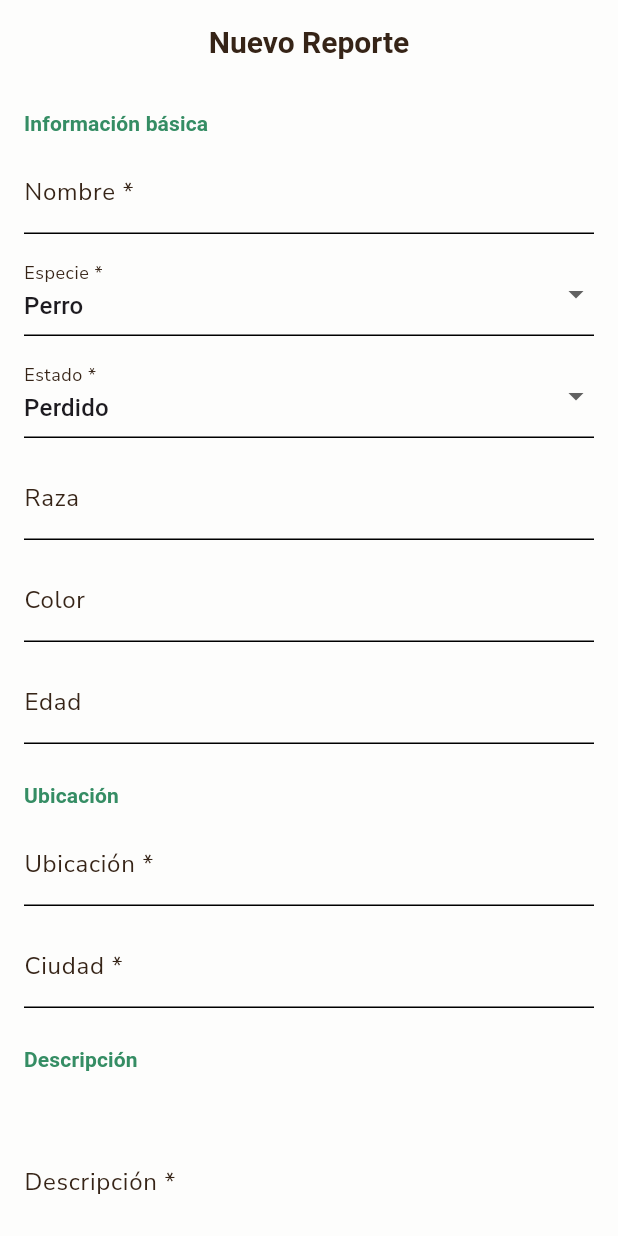
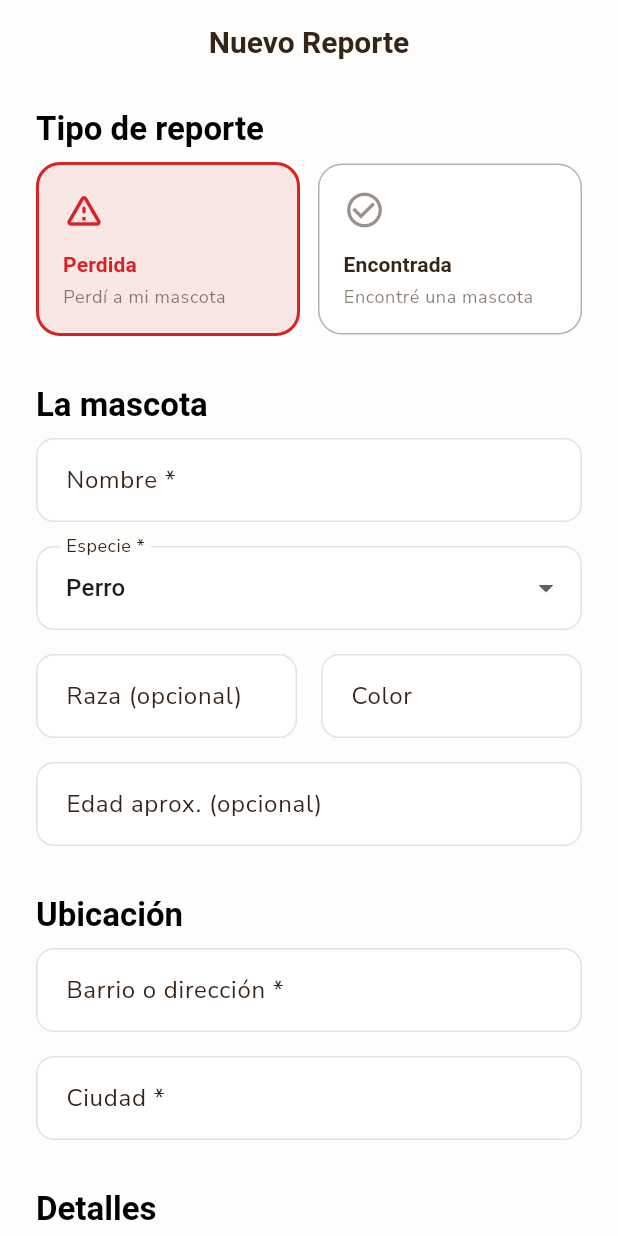
Before and after one commit to Adopti-Swarch2026i/adopti-mobile-app-arquisoft, a Flutter app: the PetCreateScreen screen opened by its route, on a phone screen of 412 x 824 dp. Run offline on Flutter 3.47's test engine with Material 3 defaults, Android fonts, the light colour scheme and no system bars; our stand-ins replace cached_network_image, dio, firebase_auth, flutter_dotenv, flutter_riverpod, go_router and 5 more; missing offline and left inert: stomp_dart_client; accounts and stored records are empty; Roboto replaces fonts that are missing (Varela Round).

Commit message:
feat(ui): redesign report form
Apply custom rounded inputs and interactive status cards

```diff
--- a/lib/presentation/screens/pets/pet_create_screen.dart
+++ b/lib/presentation/screens/pets/pet_create_screen.dart
@@ -7,7 +7,9 @@ import 'package:image_picker/image_picker.dart';
 
 import '../../../domain/entities/pet.dart';
 import '../../../domain/entities/report.dart';
+import '../../../core/theme/app_colors.dart';
 import '../../providers/dependency_injection.dart';
+import '../../providers/pets_provider.dart';
 
 class PetCreateScreen extends ConsumerStatefulWidget {
   const PetCreateScreen({super.key});
@@ -47,13 +49,67 @@ class _PetCreateScreenState extends ConsumerState<PetCreateScreen> {
     super.dispose();
   }
 
+  InputDecoration _inputDecoration(String label) {
+    return InputDecoration(
+      labelText: label,
+      border: OutlineInputBorder(
+        borderRadius: BorderRadius.circular(12),
+        borderSide: const BorderSide(color: Colors.grey),
+      ),
+      enabledBorder: OutlineInputBorder(
+        borderRadius: BorderRadius.circular(12),
+        borderSide: BorderSide(color: Colors.grey.withOpacity(0.3)),
+      ),
+      focusedBorder: OutlineInputBorder(
+        borderRadius: BorderRadius.circular(12),
+        borderSide: const BorderSide(color: AppColors.primary, width: 2),
+      ),
+      filled: true,
+      fillColor: Theme.of(context).colorScheme.surface,
+      contentPadding: const EdgeInsets.symmetric(horizontal: 16, vertical: 16),
+    );
+  }
+
   Future<void> _pickImages() async {
     final picker = ImagePicker();
+
+    final source = await showModalBottomSheet<ImageSource>(
+      context: context,
+      builder: (context) => SafeArea(
+        child: Column(
+          mainAxisSize: MainAxisSize.min,
+          children: [
+            ListTile(
+              leading: const Icon(Icons.camera_alt),
+              title: const Text('Tomar foto'),
+              onTap: () => Navigator.pop(context, ImageSource.camera),
+            ),
+            ListTile(
+              leading: const Icon(Icons.photo_library),
+              title: const Text('Seleccionar de galería'),
+              onTap: () => Navigator.pop(context, ImageSource.gallery),
+            ),
+          ],
+        ),
+      ),
+    );
+
+    if (source == null) return;
+
+    if (source == ImageSource.camera) {
+      final picked = await picker.pickImage(source: ImageSource.camera);
+      if (picked != null) {
+        setState(() {
+          _selectedImages.add(File(picked.path));
+        });
+      }
+    } else {
       final picked = await picker.pickMultiImage();
       if (picked.isNotEmpty) {
         setState(() {
           _selectedImages.addAll(picked.map((x) => File(x.path)));
         });
+      }
     }
   }
 
@@ -84,7 +140,6 @@ class _PetCreateScreenState extends ConsumerState<PetCreateScreen> {
     setState(() => _isLoading = true);
 
     try {
-      // Upload any remaining images
       await _uploadImages();
 
       final input = ReportInput(
@@ -104,6 +159,8 @@ class _PetCreateScreenState extends ConsumerState<PetCreateScreen> {
       final repo = ref.read(petRepositoryProvider);
       await repo.createReport(input);
 
+      ref.invalidate(petListNotifierProvider);
+
       if (mounted) {
         ScaffoldMessenger.of(context).showSnackBar(
           const SnackBar(content: Text('Reporte creado exitosamente')),
@@ -121,24 +178,65 @@ class _PetCreateScreenState extends ConsumerState<PetCreateScreen> {
     }
   }
 
+  Widget _buildStatusSelector() {
+    return Column(
+      crossAxisAlignment: CrossAxisAlignment.start,
+      children: [
+        const _SectionTitle('Tipo de reporte'),
+        const SizedBox(height: 8),
+        Row(
+          children: [
+            Expanded(
+              child: _StatusCard(
+                title: 'Perdida',
+                subtitle: 'Perdí a mi mascota',
+                icon: Icons.warning_amber_rounded,
+                color: AppColors.lost,
+                isSelected: _status == PetStatus.lost,
+                onTap: () => setState(() => _status = PetStatus.lost),
+              ),
+            ),
+            const SizedBox(width: 12),
+            Expanded(
+              child: _StatusCard(
+                title: 'Encontrada',
+                subtitle: 'Encontré una mascota',
+                icon: Icons.check_circle_outline,
+                color: AppColors.found,
+                isSelected: _status == PetStatus.found,
+                onTap: () => setState(() => _status = PetStatus.found),
+              ),
+            ),
+          ],
+        ),
+      ],
+    );
+  }
+
   @override
   Widget build(BuildContext context) {
     return Scaffold(
-      appBar: AppBar(title: const Text('Nuevo Reporte')),
+      appBar: AppBar(
+        title: const Text('Nuevo Reporte'),
+      ),
       body: Form(
         key: _formKey,
         child: ListView(
-          padding: const EdgeInsets.all(16),
+          padding: const EdgeInsets.symmetric(horizontal: 24, vertical: 16),
           children: [
-            _SectionTitle('Información básica'),
+            _buildStatusSelector(),
+            const SizedBox(height: 32),
+
+            const _SectionTitle('La mascota'),
+            const SizedBox(height: 8),
             TextFormField(
               controller: _nameCtrl,
-              decoration: const InputDecoration(labelText: 'Nombre *'),
+              decoration: _inputDecoration('Nombre *'),
               validator: (v) => v?.trim().isEmpty == true ? 'Requerido' : null,
             ),
-            const SizedBox(height: 12),
+            const SizedBox(height: 16),
             DropdownButtonFormField<PetSpecies>(
-              decoration: const InputDecoration(labelText: 'Especie *'),
+              decoration: _inputDecoration('Especie *'),
               value: _species,
               items: PetSpecies.values.map((s) {
                 return DropdownMenuItem(
@@ -153,73 +251,70 @@ class _PetCreateScreenState extends ConsumerState<PetCreateScreen> {
               }).toList(),
               onChanged: (v) => setState(() => _species = v!),
             ),
-            const SizedBox(height: 12),
-            DropdownButtonFormField<PetStatus>(
-              decoration: const InputDecoration(labelText: 'Estado *'),
-              value: _status,
-              items: PetStatus.values.map((s) {
-                return DropdownMenuItem(
-                  value: s,
-                  child: Text(switch (s) {
-                    PetStatus.lost => 'Perdido',
-                    PetStatus.found => 'Encontrado',
-                    PetStatus.reunited => 'Reunido',
-                  }),
-                );
-              }).toList(),
-              onChanged: (v) => setState(() => _status = v!),
+            const SizedBox(height: 16),
+            Row(
+              children: [
+                Expanded(
+                  child: TextFormField(
+                    controller: _breedCtrl,
+                    decoration: _inputDecoration('Raza (opcional)'),
                   ),
-            const SizedBox(height: 12),
-            TextFormField(
-              controller: _breedCtrl,
-              decoration: const InputDecoration(labelText: 'Raza'),
                 ),
-            const SizedBox(height: 12),
-            TextFormField(
+                const SizedBox(width: 16),
+                Expanded(
+                  child: TextFormField(
                     controller: _colorCtrl,
-              decoration: const InputDecoration(labelText: 'Color'),
+                    decoration: _inputDecoration('Color'),
                   ),
-            const SizedBox(height: 12),
+                ),
+              ],
+            ),
+            const SizedBox(height: 16),
             TextFormField(
               controller: _ageCtrl,
-              decoration: const InputDecoration(labelText: 'Edad'),
+              decoration: _inputDecoration('Edad aprox. (opcional)'),
             ),
-            const SizedBox(height: 24),
-            _SectionTitle('Ubicación'),
+
+            const SizedBox(height: 32),
+            const _SectionTitle('Ubicación'),
+            const SizedBox(height: 8),
             TextFormField(
               controller: _locationCtrl,
-              decoration: const InputDecoration(labelText: 'Ubicación *'),
+              decoration: _inputDecoration('Barrio o dirección *'),
               validator: (v) => v?.trim().isEmpty == true ? 'Requerido' : null,
             ),
-            const SizedBox(height: 12),
+            const SizedBox(height: 16),
             TextFormField(
               controller: _cityCtrl,
-              decoration: const InputDecoration(labelText: 'Ciudad *'),
+              decoration: _inputDecoration('Ciudad *'),
               validator: (v) => v?.trim().isEmpty == true ? 'Requerido' : null,
             ),
-            const SizedBox(height: 24),
-            _SectionTitle('Descripción'),
+
+            const SizedBox(height: 32),
+            const _SectionTitle('Detalles'),
+            const SizedBox(height: 8),
             TextFormField(
               controller: _descriptionCtrl,
-              decoration: const InputDecoration(labelText: 'Descripción *'),
+              decoration: _inputDecoration('Descripción, señas particulares... *'),
               maxLines: 4,
               validator: (v) => v?.trim().isEmpty == true ? 'Requerido' : null,
             ),
-            const SizedBox(height: 24),
-            _SectionTitle('Contacto'),
+            const SizedBox(height: 16),
             TextFormField(
               controller: _phoneCtrl,
-              decoration: const InputDecoration(labelText: 'Teléfono de contacto'),
+              decoration: _inputDecoration('Teléfono de contacto (opcional)'),
               keyboardType: TextInputType.phone,
             ),
-            const SizedBox(height: 24),
-            _SectionTitle('Imágenes'),
+
+            const SizedBox(height: 32),
+            const _SectionTitle('Fotos'),
+            const SizedBox(height: 8),
             Wrap(
-              spacing: 8,
-              runSpacing: 8,
+              spacing: 12,
+              runSpacing: 12,
               children: [
                 ..._uploadedImageUrls.map((url) => ClipRRect(
-                      borderRadius: BorderRadius.circular(8),
+                      borderRadius: BorderRadius.circular(12),
                       child: Image.network(
                         url,
                         width: 80,
@@ -228,7 +323,7 @@ class _PetCreateScreenState extends ConsumerState<PetCreateScreen> {
                       ),
                     )),
                 ..._selectedImages.map((file) => ClipRRect(
-                      borderRadius: BorderRadius.circular(8),
+                      borderRadius: BorderRadius.circular(12),
                       child: Image.file(
                         file,
                         width: 80,
@@ -238,21 +333,23 @@ class _PetCreateScreenState extends ConsumerState<PetCreateScreen> {
                     )),
                 InkWell(
                   onTap: _pickImages,
+                  borderRadius: BorderRadius.circular(12),
                   child: Container(
                     width: 80,
                     height: 80,
                     decoration: BoxDecoration(
-                      border: Border.all(color: Colors.grey),
-                      borderRadius: BorderRadius.circular(8),
+                      border: Border.all(color: Theme.of(context).colorScheme.outlineVariant, style: BorderStyle.solid),
+                      borderRadius: BorderRadius.circular(12),
+                      color: Theme.of(context).colorScheme.surface,
                     ),
-                    child: const Icon(Icons.add_photo_alternate),
+                    child: Icon(Icons.add_photo_alternate, color: Theme.of(context).colorScheme.onSurface.withOpacity(0.5)),
                   ),
                 ),
               ],
             ),
             if (_selectedImages.isNotEmpty) ...[
-              const SizedBox(height: 8),
-              TextButton.icon(
+              const SizedBox(height: 16),
+              OutlinedButton.icon(
                 onPressed: _isUploadingImages ? null : _uploadImages,
                 icon: _isUploadingImages
                     ? const SizedBox(
@@ -266,24 +363,29 @@ class _PetCreateScreenState extends ConsumerState<PetCreateScreen> {
                     : 'Subir ${_selectedImages.length} imagen(es)'),
               ),
             ],
-            const SizedBox(height: 32),
+
+            const SizedBox(height: 48),
             SizedBox(
               width: double.infinity,
-              child: FilledButton(
+              height: 56,
+              child: ElevatedButton(
                 onPressed: _isLoading ? null : _submit,
                 child: _isLoading
                     ? const SizedBox(
-                        width: 20,
-                        height: 20,
+                        width: 24,
+                        height: 24,
                         child: CircularProgressIndicator(
                           strokeWidth: 2,
                           color: Colors.white,
                         ),
                       )
-                    : const Text('Crear Reporte'),
+                    : const Text(
+                        'Publicar Reporte',
+                        style: TextStyle(fontSize: 16, fontWeight: FontWeight.bold),
                       ),
               ),
-            const SizedBox(height: 24),
+            ),
+            const SizedBox(height: 48),
           ],
         ),
       ),
@@ -298,13 +400,68 @@ class _SectionTitle extends StatelessWidget {
 
   @override
   Widget build(BuildContext context) {
-    return Padding(
-      padding: const EdgeInsets.only(bottom: 8),
-      child: Text(
+    return Text(
       text,
+      style: Theme.of(context).textTheme.titleLarge?.copyWith(
+            fontWeight: FontWeight.bold,
+            color: Theme.of(context).colorScheme.onBackground,
+          ),
+    );
+  }
+}
+
+class _StatusCard extends StatelessWidget {
+  final String title;
+  final String subtitle;
+  final IconData icon;
+  final Color color;
+  final bool isSelected;
+  final VoidCallback onTap;
+
+  const _StatusCard({
+    required this.title,
+    required this.subtitle,
+    required this.icon,
+    required this.color,
+    required this.isSelected,
+    required this.onTap,
+  });
+
+  @override
+  Widget build(BuildContext context) {
+    return InkWell(
+      onTap: onTap,
+      borderRadius: BorderRadius.circular(16),
+      child: Container(
+        padding: const EdgeInsets.all(16),
+        decoration: BoxDecoration(
+          color: isSelected ? color.withOpacity(0.1) : Theme.of(context).colorScheme.surface,
+          borderRadius: BorderRadius.circular(16),
+          border: Border.all(
+            color: isSelected ? color : Theme.of(context).colorScheme.outlineVariant.withOpacity(0.3),
+            width: isSelected ? 2 : 1,
+          ),
+        ),
+        child: Column(
+          crossAxisAlignment: CrossAxisAlignment.start,
+          children: [
+            Icon(icon, color: isSelected ? color : Theme.of(context).colorScheme.onSurface.withOpacity(0.5), size: 28),
+            const SizedBox(height: 12),
+            Text(
+              title,
               style: Theme.of(context).textTheme.titleSmall?.copyWith(
                 fontWeight: FontWeight.bold,
-              color: Theme.of(context).colorScheme.primary,
+                color: isSelected ? color : Theme.of(context).colorScheme.onSurface,
+              ),
+            ),
+            const SizedBox(height: 4),
+            Text(
+              subtitle,
+              style: Theme.of(context).textTheme.bodySmall?.copyWith(
+                color: Theme.of(context).colorScheme.onSurface.withOpacity(0.6),
+              ),
+            ),
+          ],
         ),
       ),
     );
```
Lines whose indentation alone changed are shown as unchanged.
